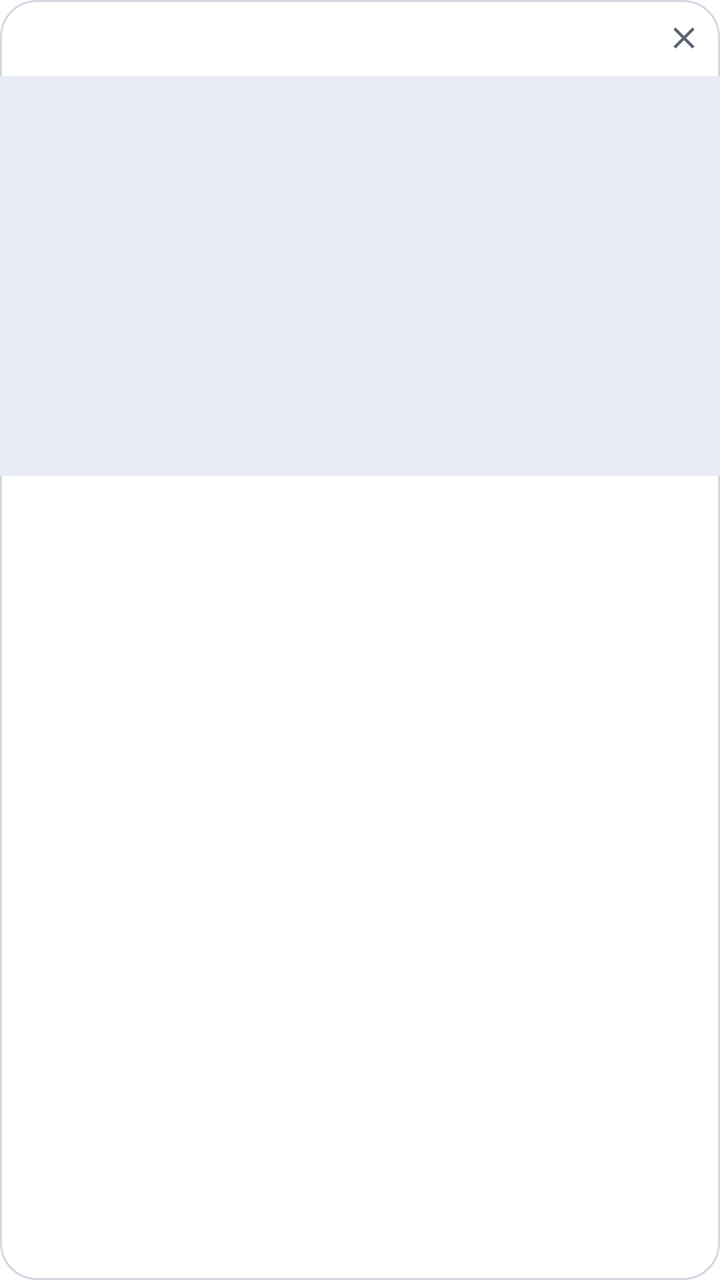
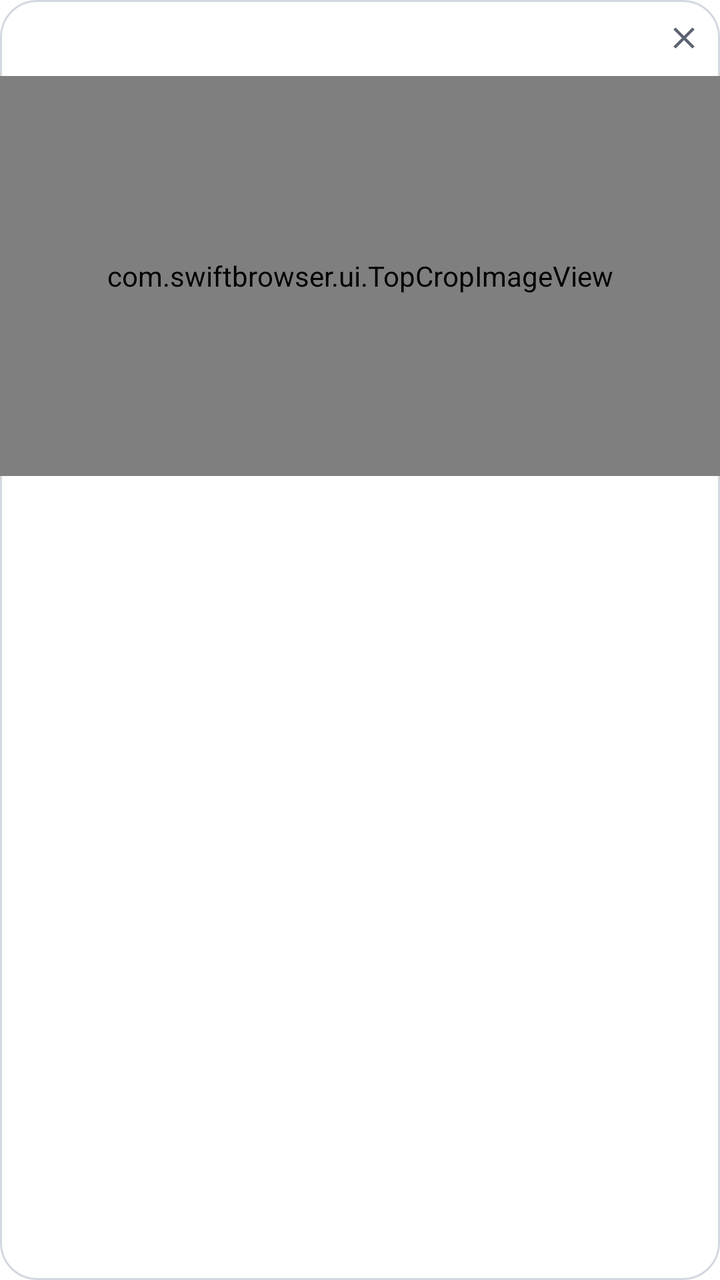

An Android layout rendered at two revisions. The XML below is the earlier revision; the diff shows what the commit changed to produce the second picture.
<!-- AndroidManifest.xml: application theme Theme.Swift -->
<!-- res/layout/item_tab_card.xml -->
<?xml version="1.0" encoding="utf-8"?>
<FrameLayout xmlns:android="http://schemas.android.com/apk/res/android"
    xmlns:app="http://schemas.android.com/apk/res-auto"
    android:id="@+id/card"
    android:layout_width="match_parent"
    android:layout_height="wrap_content"
    android:layout_margin="6dp"
    android:background="@drawable/bg_tab_card"
    android:foreground="?attr/selectableItemBackground">

    <LinearLayout
        android:layout_width="match_parent"
        android:layout_height="wrap_content"
        android:orientation="vertical">

        <LinearLayout
            android:layout_width="match_parent"
            android:layout_height="38dp"
            android:gravity="center_vertical"
            android:orientation="horizontal"
            android:paddingStart="12dp">

            <ImageView
                android:id="@+id/card_icon"
                android:layout_width="16dp"
                android:layout_height="16dp"
                android:importantForAccessibility="no" />

            <TextView
                android:id="@+id/card_title"
                android:layout_width="0dp"
                android:layout_height="wrap_content"
                android:layout_marginStart="8dp"
                android:layout_weight="1"
                android:ellipsize="end"
                android:singleLine="true"
                android:fontFamily="sans-serif-medium"
                android:textColor="@color/text_primary"
                android:textSize="13sp" />

            <ImageButton
                android:id="@+id/card_close"
                android:layout_width="36dp"
                android:layout_height="36dp"
                android:background="?attr/selectableItemBackgroundBorderless"
                android:contentDescription="Close tab"
                android:padding="9dp"
                android:scaleType="fitCenter"
                android:src="@drawable/ic_close"
                app:tint="@color/text_secondary" />
        </LinearLayout>

        <FrameLayout
            android:id="@+id/card_thumb_box"
            android:layout_width="match_parent"
            android:layout_height="200dp"
            android:background="@color/tab_thumb_bg">

            <ImageView
                android:id="@+id/card_thumb"
                android:layout_width="match_parent"
                android:layout_height="match_parent"
                android:importantForAccessibility="no"
                android:scaleType="centerCrop" />

            <ImageView
                android:id="@+id/card_placeholder"
                android:layout_width="40dp"
                android:layout_height="40dp"
                android:layout_gravity="center"
                android:importantForAccessibility="no" />
        </FrameLayout>
    </LinearLayout>

    <View
        android:id="@+id/card_selected"
        android:layout_width="match_parent"
        android:layout_height="match_parent"
        android:background="@drawable/bg_tab_card_selected"
        android:visibility="gone" />
</FrameLayout>
<!-- resources referenced by this layout -->
<resources>
  <color name="tab_thumb_bg">#FFE9EDF3</color>
  <color name="text_primary">#FF1A1C21</color>
  <color name="text_secondary">#FF5C6370</color>
  <!-- drawable bg_tab_card (drawable) -->
  <?xml version="1.0" encoding="utf-8"?>
  <shape xmlns:android="http://schemas.android.com/apk/res/android" android:shape="rectangle">
      <solid android:color="@color/tab_card_bg" />
      <stroke android:width="1dp" android:color="@color/outline" />
      <corners android:radius="18dp" />
  </shape>
  <!-- drawable bg_tab_card_selected (drawable) -->
  <?xml version="1.0" encoding="utf-8"?>
  <shape xmlns:android="http://schemas.android.com/apk/res/android" android:shape="rectangle">
      <stroke android:width="2.5dp" android:color="@color/accent" />
      <corners android:radius="18dp" />
  </shape>
  <!-- drawable ic_close (drawable) -->
  <vector xmlns:android="http://schemas.android.com/apk/res/android"
      android:width="24dp"
      android:height="24dp"
      android:tint="?attr/colorControlNormal"
      android:viewportWidth="24"
      android:viewportHeight="24">
      <path
          android:fillColor="@android:color/white"
          android:pathData="M19,6.41L17.59,5 12,10.59 6.41,5 5,6.41 10.59,12 5,17.59 6.41,19 12,13.41 17.59,19 19,17.59 13.41,12z" />
  </vector>
  <style name="Theme.Swift" parent="Base.Theme.Swift">
          <item name="android:windowLightStatusBar">true</item>
      </style>
  <color name="tab_card_bg">#FFFFFFFF</color>
  <color name="outline">#FFD3D8E0</color>
  <color name="accent">#FF1B66E4</color>
  <color name="on_accent">#FFFFFFFF</color>
  <color name="accent_container">#FFDCE7FF</color>
  <color name="on_accent_container">#FF0B3A8F</color>
  <color name="sheet_bg">#FFFFFFFF</color>
  <color name="surface_alt">#FFEFF2F7</color>
  <color name="divider">#FFE6E9EF</color>
  <color name="page_bg">#FFFFFFFF</color>
  <color name="toolbar_bg">#FFFFFFFF</color>
  <style name="Theme.Swift.BottomSheet" parent="ThemeOverlay.Material3.BottomSheetDialog">
          <item name="bottomSheetStyle">@style/Swift.BottomSheetStyle</item>
      </style>
  <style name="ThemeOverlay.Swift.Dialog" parent="ThemeOverlay.Material3.MaterialAlertDialog">
          <item name="shapeAppearanceOverlay">@style/Swift.DialogShape</item>
          <item name="colorSurface">@color/sheet_bg</item>
          <item name="colorSurfaceContainerHigh">@color/sheet_bg</item>
      </style>
  <style name="Swift.WindowAnimations" parent="@android:style/Animation.Activity">
          <item name="android:activityOpenEnterAnimation">@anim/swift_open_enter</item>
          <item name="android:activityOpenExitAnimation">@anim/swift_hold</item>
          <item name="android:activityCloseEnterAnimation">@anim/swift_hold</item>
          <item name="android:activityCloseExitAnimation">@anim/swift_close_exit</item>
      </style>
  <style name="Swift.BottomSheetStyle" parent="Widget.Material3.BottomSheet.Modal">
          <item name="backgroundTint">@color/sheet_bg</item>
          <item name="shapeAppearance">@style/Swift.SheetShape</item>
      </style>
  <style name="Swift.DialogShape" parent="">
          <item name="cornerFamily">rounded</item>
          <item name="cornerSize">22dp</item>
      </style>
  <style name="Swift.SheetShape" parent="">
          <item name="cornerFamily">rounded</item>
          <item name="cornerSizeTopLeft">24dp</item>
          <item name="cornerSizeTopRight">24dp</item>
          <item name="cornerSizeBottomLeft">0dp</item>
          <item name="cornerSizeBottomRight">0dp</item>
      </style>
  <!-- unchanged entries left out for length: 1 -->
</resources>

<!-- the commit's change to res/layout/item_tab_card.xml (unified diff, before → after) -->
@@ -56,12 +56,11 @@
             android:layout_height="200dp"
             android:background="@color/tab_thumb_bg">
 
-            <ImageView
+            <com.swiftbrowser.ui.TopCropImageView
                 android:id="@+id/card_thumb"
                 android:layout_width="match_parent"
                 android:layout_height="match_parent"
-                android:importantForAccessibility="no"
-                android:scaleType="centerCrop" />
+                android:importantForAccessibility="no" />
 
             <ImageView
                 android:id="@+id/card_placeholder"
